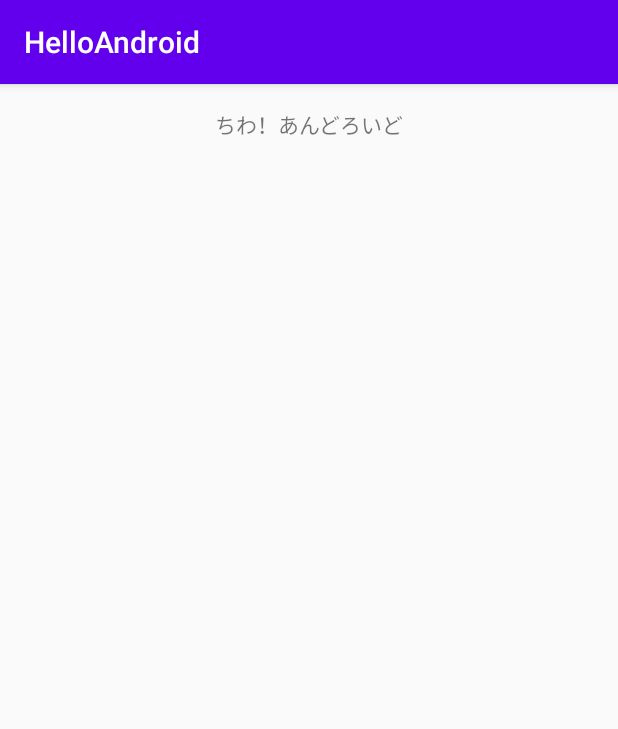
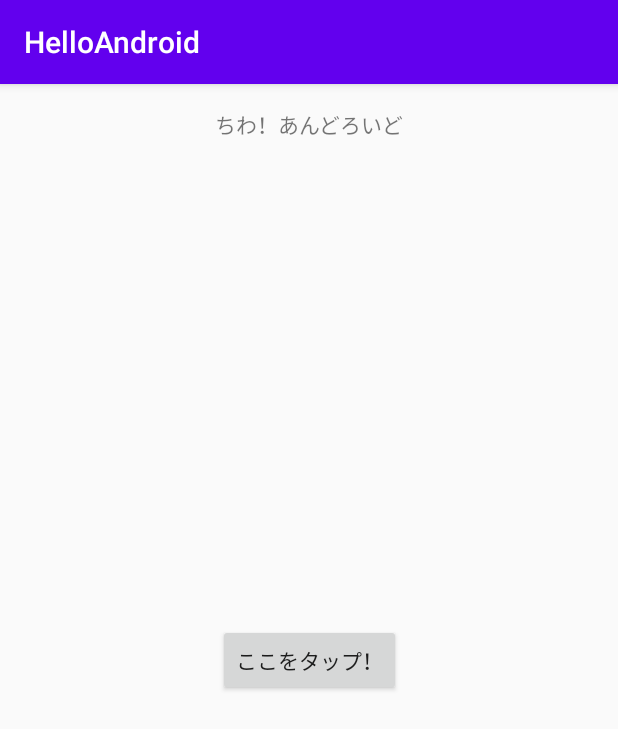
Before and after one commit to syu-kwsk/learning-recorder, an Android app: the screen it shows after launch (MainActivity), on a phone screen of 412 x 824 dp. Shown: the top 729 px of the screen. Run offline under Robolectric (Android 15) with nearby library versions, the phone set to English and light mode, and no system bars.

Commit message:
Add button and Change textview

```diff
--- a/tutorial/HelloAndroid/app/src/main/java/com/example/helloandroid/MainActivity.kt
+++ b/tutorial/HelloAndroid/app/src/main/java/com/example/helloandroid/MainActivity.kt
@@ -2,11 +2,16 @@ package com.example.helloandroid
 
 import androidx.appcompat.app.AppCompatActivity
 import android.os.Bundle
+import kotlinx.android.synthetic.main.activity_main.*
 
 class MainActivity : AppCompatActivity() {
 
     override fun onCreate(savedInstanceState: Bundle?) {
         super.onCreate(savedInstanceState)
         setContentView(R.layout.activity_main)
+
+        tapHere.setOnClickListener{
+            textView.text = "ボタンがタップされました"
+        }
     }
 }
--- a/tutorial/HelloAndroid/app/src/main/res/layout/activity_main.xml
+++ b/tutorial/HelloAndroid/app/src/main/res/layout/activity_main.xml
@@ -15,4 +15,14 @@
         app:layout_constraintEnd_toEndOf="parent"
         app:layout_constraintStart_toStartOf="parent"
         app:layout_constraintTop_toTopOf="parent" />
+
+    <Button
+        android:id="@+id/tapHere"
+        android:layout_width="wrap_content"
+        android:layout_height="wrap_content"
+        android:text="@string/tap_here"
+        app:layout_constraintBottom_toBottomOf="parent"
+        app:layout_constraintEnd_toEndOf="parent"
+        app:layout_constraintStart_toStartOf="parent"
+        app:layout_constraintTop_toTopOf="parent" />
 </androidx.constraintlayout.widget.ConstraintLayout>
--- a/tutorial/HelloAndroid/app/src/main/res/values/strings.xml
+++ b/tutorial/HelloAndroid/app/src/main/res/values/strings.xml
@@ -1,4 +1,5 @@
 <resources>
     <string name="app_name">HelloAndroid</string>
     <string name="hello">ちわ！あんどろいど</string>
+    <string name="tap_here">ここをタップ！</string>
 </resources>
```
